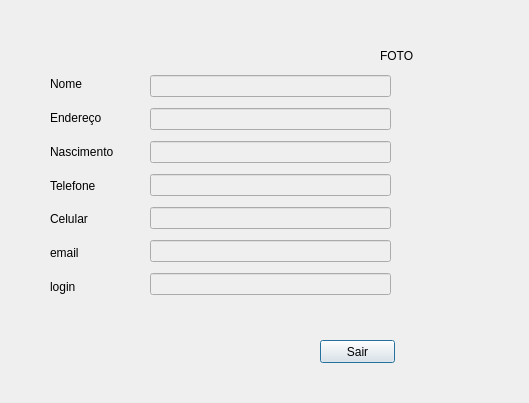
This is CadastroPDS/index.ui in Francislley/cadastro08 as Qt 5 draws it before an edit. The edited form follows.
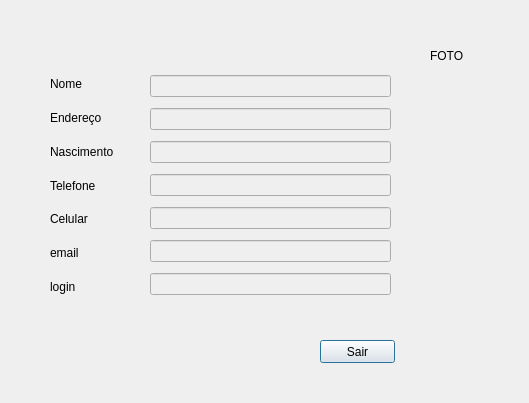
This is the edited form.

```diff
--- a/CadastroPDS/index.ui
+++ b/CadastroPDS/index.ui
@@ -19,7 +19,7 @@
   <widget class="QLabel" name="label_8">
    <property name="geometry">
     <rect>
-     <x>380</x>
+     <x>430</x>
      <y>30</y>
      <width>61</width>
      <height>51</height>
```
